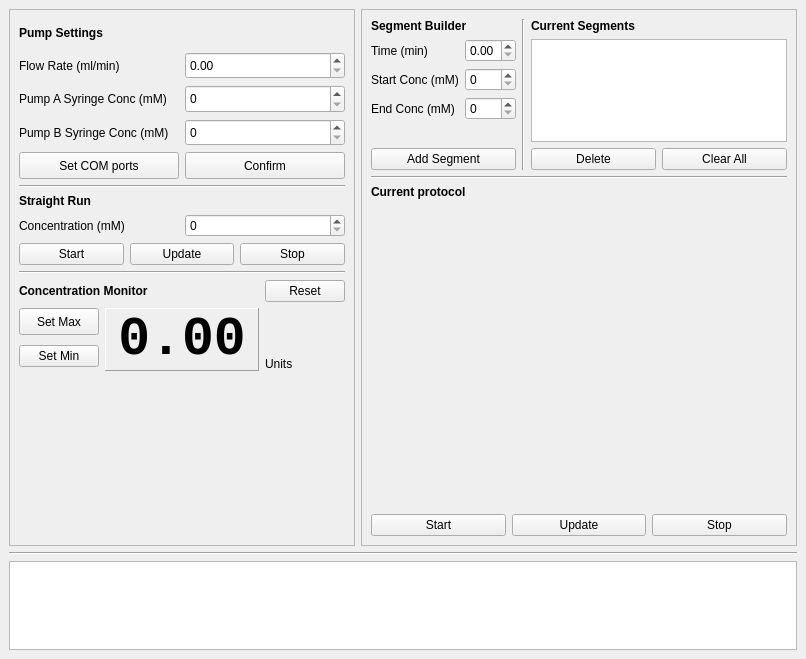
First picture: the form in pumpcontroller.ui, repository beowulfey/QtPumpController, before the edit.
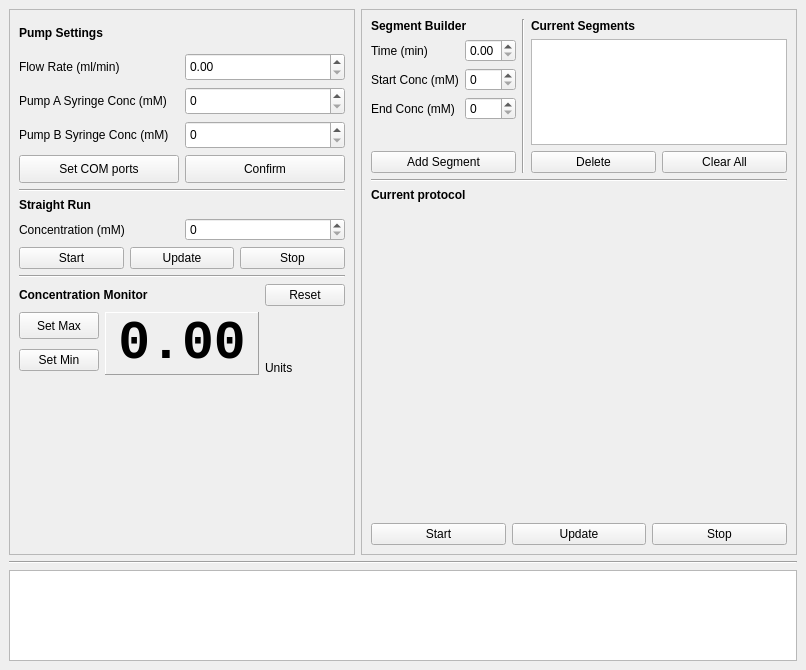
Second picture: the form after the edit. Custom widgets are drawn as their Qt base class.

Diff of the .ui file:
```diff
--- a/pumpcontroller.ui
+++ b/pumpcontroller.ui
@@ -7,7 +7,7 @@
     <x>0</x>
     <y>0</y>
     <width>806</width>
-    <height>659</height>
+    <height>670</height>
    </rect>
   </property>
   <property name="sizePolicy">
@@ -653,6 +653,13 @@
         <height>50</height>
        </size>
       </property>
+      <property name="font">
+       <font>
+        <family>.AppleSystemUIFont</family>
+        <pointsize>13</pointsize>
+        <bold>false</bold>
+       </font>
+      </property>
       <property name="acceptDrops">
        <bool>false</bool>
       </property>
```
Left out of the diff: 72 changed lines with no effect on the pictures.
